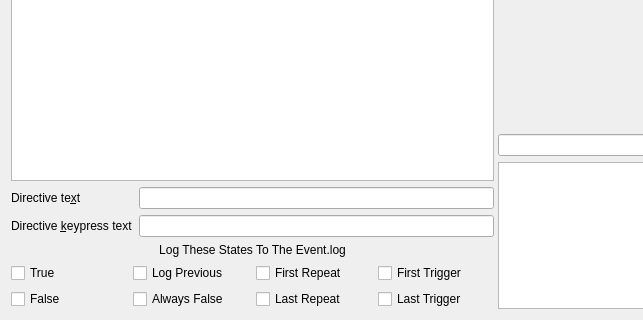
Before: the Qt Designer form qtfred/ui/MissionEventsDialog.ui in MjnMixael/fs2open.github.com, drawn with Qt 5; both pictures show x 0 to 643 and y 610 to 930 of the 1176 by 930 pixel window.
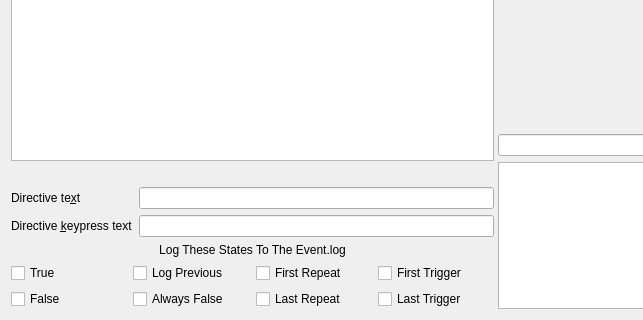
After: the same form once the commit is applied. Custom widgets are drawn as their Qt base class.

Commit message:
Add a number sum bar under the Events editor's tree and graph views
Shows the sum of the selected operator's number arguments, or for a selected argument, its operator's sum and a
running total up to and including it. Variables, number containers and number-returning operators are only known
at run time, so they are counted rather than summed. The adding up lives in SexpTreeModel::compute_number_sum().

```diff
--- a/qtfred/ui/MissionEventsDialog.ui
+++ b/qtfred/ui/MissionEventsDialog.ui
@@ -259,6 +259,22 @@
          </widget>
         </widget>
        </item>
+       <item>
+        <widget class="QLabel" name="numberSumLabel">
+         <property name="alignment">
+          <set>Qt::AlignRight|Qt::AlignVCenter</set>
+         </property>
+         <property name="toolTip">
+          <string>Sum of the number arguments of the selected operator, or of the selected argument's operator with a running total up to it</string>
+         </property>
+         <property name="text">
+          <string/>
+         </property>
+         <property name="textInteractionFlags">
+          <set>Qt::TextSelectableByMouse</set>
+         </property>
+        </widget>
+       </item>
        <item>
         <layout class="QFormLayout" name="formLayout">
          <item row="0" column="1">
```
The commit also changes 6 other files.
